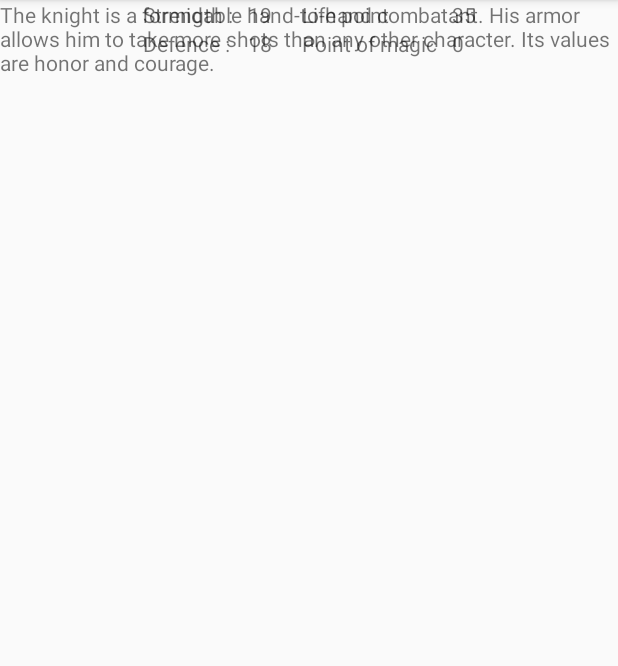
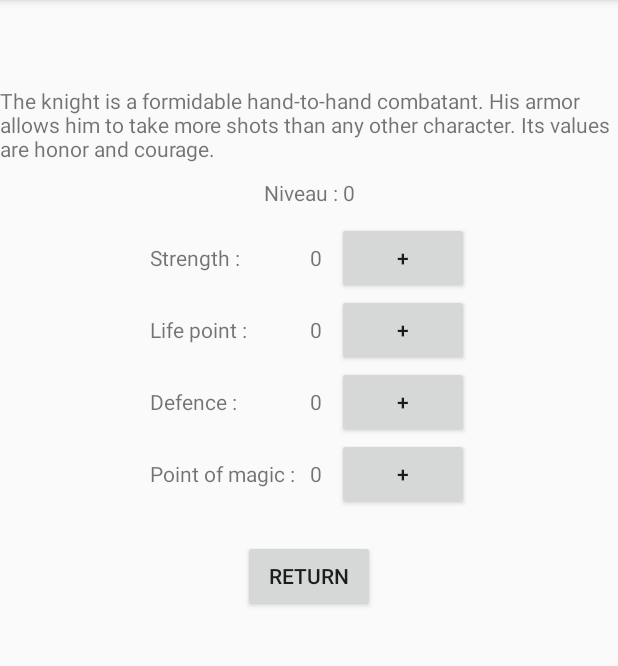
Before and after one commit to ShowMeTheWay94/AndroidProjet, an Android app: the CaracteristiquesClasse screen opened directly, with no data from a screen before it, on a phone screen of 412 x 824 dp, the part 84-750 px from its top. Run offline under Robolectric (Android 15) with nearby library versions, the phone set to English and light mode, and no system bars; 1 statement that could not run was skipped.

Commit message:
Caractéristiques du joueur et gestion des niveaux

```diff
--- a/Projet5/app/src/main/java/com/example/basti/projet5/CaracteristiquesClasse.java
+++ b/Projet5/app/src/main/java/com/example/basti/projet5/CaracteristiquesClasse.java
@@ -3,10 +3,40 @@ package com.example.basti.projet5;
 import android.content.Intent;
 import android.os.Bundle;
 import android.support.v7.app.AppCompatActivity;
+import android.view.View;
+import android.widget.Button;
 import android.widget.ImageView;
 import android.widget.TextView;
+import android.widget.Toast;
 
 public class CaracteristiquesClasse extends AppCompatActivity {
+    //Déclaration des variables
+    String classe;
+    int valeurForceBase;
+    int valeurDefenseBase;
+    int valeurPointVieBase;
+    int valeurPointMagieBase;
+    int cptPotionForce;
+    int cptPotionRouge;
+    int cptPotionBleue;
+    int valeurForce;
+    int valeurDefense;
+    int valeurPointVie;
+    int valeurPointMagie;
+    int posX;
+    int posY;
+    int nbrPerle;
+    int niveau;
+
+    //Déclaration des TextView pour les caractéristiques
+    TextView force;
+    TextView defense;
+    TextView pointVie;
+    TextView pointMagie;
+
+    //Déclaration du TextView pour les niveaux
+    TextView niveaux;
+
     @Override
     protected void onCreate(Bundle savedInstanceState) {
         super.onCreate(savedInstanceState);
@@ -14,7 +44,22 @@ public class CaracteristiquesClasse extends AppCompatActivity {
 
         //Déclaration de la classe
         Intent intent = getIntent();
-        String classe = intent.getStringExtra("classe");
+        classe = intent.getStringExtra("classe");
+        valeurForceBase = intent.getIntExtra("forceBase",0);
+        valeurDefenseBase = intent.getIntExtra("defenseBase",0);
+        valeurPointVieBase = intent.getIntExtra("pointVieBase",0);
+        valeurPointMagieBase = intent.getIntExtra("pointMagieBase",0);
+        cptPotionForce = intent.getIntExtra("potionForce",0);
+        cptPotionRouge = intent.getIntExtra("potionRouge",0);
+        cptPotionBleue = intent.getIntExtra("potionBleue",0);
+        valeurForce = intent.getIntExtra("force",0);
+        valeurDefense = intent.getIntExtra("defense",0);
+        valeurPointVie = intent.getIntExtra("pointVie",0);
+        valeurPointMagie = intent.getIntExtra("pointMagie",0);
+        posX = intent.getIntExtra("posX",0);
+        posY = intent.getIntExtra("posY",0);
+        nbrPerle = intent.getIntExtra("perle",0);
+        niveau = intent.getIntExtra("niveau",0);
 
         //Récupération du titre
         TextView titre = (TextView)findViewById(R.id.titreCaracteristiques);
@@ -22,14 +67,136 @@ public class CaracteristiquesClasse extends AppCompatActivity {
 
         //Récupération informations de la classe
         ImageView image = (ImageView)findViewById(R.id.image);
+        TextView description = (TextView)findViewById(R.id.description);
+        force = (TextView)findViewById(R.id.force);
+        defense = (TextView)findViewById(R.id.defense);
+        pointVie = (TextView)findViewById(R.id.pointVie);
+        pointMagie = (TextView)findViewById(R.id.pointMagie);
 
         switch (classe){
             case "Chevalier" : image.setImageResource(R.drawable.chevalier);
+                description.setText(R.string.descriptionChevalier);
                 break;
             case "Guerrier" : image.setImageResource(R.drawable.guerrier);
+                description.setText(R.string.descriptionGuerrier);
                 break;
             case "Magicien(ne)" : image.setImageResource(R.drawable.magicienne);
+                description.setText(R.string.descriptionMagicien);
                 break;
         }
+
+        //Affichage des caractéristiques
+        force.setText(String.valueOf(valeurForceBase));
+        defense.setText(String.valueOf(valeurDefenseBase));
+        pointVie.setText(String.valueOf(valeurPointVieBase));
+        pointMagie.setText(String.valueOf(valeurPointMagieBase));
+
+        //Récupération du bouton retour
+        Button btnRetour = (Button)findViewById(R.id.btnRetour);
+        btnRetour.setOnClickListener(retour);
+
+        //Récupération du TextView pour les niveaux
+        niveaux = (TextView)findViewById(R.id.niveau);
+        niveaux.setText("Niveau : " + String.valueOf(niveau));
+
+        //Récupération des boutons pour ajouter aux caractéristiques
+        Button ajoutForce = (Button)findViewById(R.id.ajoutForce);
+        Button ajoutPointVie = (Button)findViewById(R.id.ajoutPointVie);
+        Button ajoutDefense = (Button)findViewById(R.id.ajoutDefense);
+        Button ajoutPointMagie = (Button)findViewById(R.id.ajoutPointMagie);
+        ajoutForce.setOnClickListener(ajouterForce);
+        ajoutPointVie.setOnClickListener(ajouterPointVie);
+        ajoutDefense.setOnClickListener(ajouterDefense);
+        ajoutPointMagie.setOnClickListener(ajouterPointMagie);
     }
+
+    //Listener pour retourner dans l'écran de jeu
+    private View.OnClickListener retour = new View.OnClickListener() {
+        @Override
+        public void onClick(View v) {
+            Intent intent = new Intent(CaracteristiquesClasse.this,EcranJeu.class);
+            intent.putExtra("classe",classe);
+            intent.putExtra("forceBase",valeurForceBase);
+            intent.putExtra("defenseBase",valeurDefenseBase);
+            intent.putExtra("pointVieBase",valeurPointVieBase);
+            intent.putExtra("pointMagieBase",valeurPointMagieBase);
+            intent.putExtra("force",valeurForce);
+            intent.putExtra("defense",valeurDefense);
+            intent.putExtra("pointVie",valeurPointVie);
+            intent.putExtra("pointMagie",valeurPointMagie);
+            intent.putExtra("cptPotionForce",cptPotionForce);
+            intent.putExtra("cptPotionRouge",cptPotionRouge);
+            intent.putExtra("cptPotionBleue",cptPotionBleue);
+            intent.putExtra("posX",posX);
+            intent.putExtra("posY",posY);
+            intent.putExtra("perle",nbrPerle);
+            intent.putExtra("niveau",niveau);
+            startActivity(intent);
+            finish();
+        }
+    };
+
+    private View.OnClickListener ajouterForce = new View.OnClickListener() {
+        @Override
+        public void onClick(View v) {
+            if(niveau > 0){
+                valeurForceBase++;
+                valeurForce++;
+                niveau--;
+                force.setText(String.valueOf(valeurForceBase));
+                niveaux.setText("Niveau : " + String.valueOf(niveau));
+            }
+            else{
+                Toast.makeText(v.getContext(),R.string.manqueNiveau,Toast.LENGTH_SHORT).show();
+            }
+        }
+    };
+
+    private View.OnClickListener ajouterPointVie = new View.OnClickListener() {
+        @Override
+        public void onClick(View v) {
+            if(niveau > 0){
+                valeurPointVieBase++;
+                valeurPointVie++;
+                niveau--;
+                pointVie.setText(String.valueOf(valeurPointVieBase));
+                niveaux.setText("Niveau : " + String.valueOf(niveau));
+            }
+            else{
+                Toast.makeText(v.getContext(),R.string.manqueNiveau,Toast.LENGTH_SHORT).show();
+            }
+        }
+    };
+
+    private View.OnClickListener ajouterDefense = new View.OnClickListener() {
+        @Override
+        public void onClick(View v) {
+            if(niveau > 0){
+                valeurDefenseBase++;
+                valeurDefense++;
+                niveau--;
+                defense.setText(String.valueOf(valeurDefenseBase));
+                niveaux.setText("Niveau : " + String.valueOf(niveau));
+            }
+            else{
+                Toast.makeText(v.getContext(),R.string.manqueNiveau,Toast.LENGTH_SHORT).show();
+            }
+        }
+    };
+
+    private View.OnClickListener ajouterPointMagie = new View.OnClickListener() {
+        @Override
+        public void onClick(View v) {
+            if(niveau > 0){
+                valeurPointMagieBase++;
+                valeurPointMagie++;
+                niveau--;
+                pointMagie.setText(String.valueOf(valeurPointMagieBase));
+                niveaux.setText("Niveau : " + String.valueOf(niveau));
+            }
+            else{
+                Toast.makeText(v.getContext(),R.string.manqueNiveau,Toast.LENGTH_SHORT).show();
+            }
+        }
+    };
 }
--- a/Projet5/app/src/main/res/layout-land/caracteristiques_classe.xml
+++ b/Projet5/app/src/main/res/layout-land/caracteristiques_classe.xml
@@ -1,7 +1,92 @@
 <?xml version="1.0" encoding="utf-8"?>
-<LinearLayout xmlns:android="http://schemas.android.com/apk/res/android"
+<ScrollView xmlns:android="http://schemas.android.com/apk/res/android"
+    xmlns:app="http://schemas.android.com/apk/res-auto"
+    xmlns:tools="http://schemas.android.com/tools"
     android:orientation="vertical"
     android:layout_width="match_parent"
     android:layout_height="match_parent">
 
-</LinearLayout>
+        <android.support.constraint.ConstraintLayout
+            android:layout_width="match_parent"
+            android:layout_height="match_parent">
+
+            <TextView
+                android:id="@+id/titreCaracteristiques"
+                android:layout_width="wrap_content"
+                android:layout_height="wrap_content"
+                android:textSize="20sp"
+                android:layout_marginTop="10dp"
+                app:layout_constraintRight_toRightOf="parent"
+                app:layout_constraintLeft_toLeftOf="parent"/>
+
+            <ImageView
+                android:id="@+id/image"
+                android:layout_width="wrap_content"
+                android:layout_height="wrap_content"
+                android:layout_marginTop="20dp"
+                app:layout_constraintTop_toBottomOf="@id/titreCaracteristiques"
+                app:layout_constraintRight_toRightOf="parent"
+                app:layout_constraintLeft_toLeftOf="parent"
+                tools:ignore="contentDescription"/>
+
+            <TextView
+                android:id="@+id/description"
+                android:layout_width="0dp"
+                android:layout_height="wrap_content"
+                android:text="@string/descriptionChevalier"
+                android:layout_marginTop="10dp"
+                app:layout_constraintTop_toBottomOf="@+id/image"
+                app:layout_constraintRight_toRightOf="parent"
+                app:layout_constraintLeft_toLeftOf="parent" />
+
+            <TextView
+                android:id="@+id/niveau"
+                android:layout_width="wrap_content"
+                android:layout_height="wrap_content"
+                android:layout_marginTop="10dp"
+                app:layout_constraintTop_toBottomOf="@id/description"
+                app:layout_constraintRight_toRightOf="parent"
+                app:layout_constraintLeft_toLeftOf="parent"/>
+
+            <TableLayout
+                android:id="@+id/caracteristique"
+                android:layout_width="wrap_content"
+                android:layout_height="wrap_content"
+                android:layout_marginTop="10dp"
+                app:layout_constraintTop_toBottomOf="@+id/niveau"
+                app:layout_constraintRight_toRightOf="parent"
+                app:layout_constraintLeft_toLeftOf="parent">
+
+                <TableRow>
+                    <TextView android:layout_width="wrap_content" android:layout_height="wrap_content" android:text="@string/force" android:layout_column="1" />
+                    <TextView android:id="@+id/force" android:layout_width="wrap_content" android:layout_height="wrap_content" android:text="@string/forceChevalier" android:layout_marginLeft="10dp" android:layout_column="2" />
+                    <Button android:id="@+id/ajoutForce" android:layout_width="wrap_content" android:layout_height="wrap_content" android:text="@string/ajouter" android:layout_marginLeft="10dp" android:layout_column="3"/>
+                </TableRow>
+                <TableRow>
+                    <TextView android:layout_width="wrap_content" android:layout_height="wrap_content" android:text="@string/vie" android:layout_column="1" />
+                    <TextView android:id="@+id/pointVie" android:layout_width="wrap_content" android:layout_height="wrap_content" android:text="@string/vieChevalier" android:layout_marginLeft="10dp" android:layout_column="2" />
+                    <Button android:id="@+id/ajoutPointVie" android:layout_width="wrap_content" android:layout_height="wrap_content" android:text="@string/ajouter" android:layout_marginLeft="10dp" android:layout_column="3"/>
+                </TableRow>
+                <TableRow>
+                    <TextView android:layout_width="wrap_content" android:layout_height="wrap_content" android:text="@string/defense" android:layout_column="1" />
+                    <TextView android:id="@+id/defense" android:layout_width="wrap_content" android:layout_height="wrap_content" android:text="@string/defenseChevalier" android:layout_marginLeft="10dp" android:layout_column="2" />
+                    <Button android:id="@+id/ajoutDefense" android:layout_width="wrap_content" android:layout_height="wrap_content" android:text="@string/ajouter" android:layout_marginLeft="10dp" android:layout_column="3"/>
+                </TableRow>
+                <TableRow>
+                    <TextView android:layout_width="wrap_content" android:layout_height="wrap_content" android:text="@string/magie" android:layout_column="1" />
+                    <TextView android:id="@+id/pointMagie" android:layout_width="wrap_content" android:layout_height="wrap_content" android:text="@string/magieChevalier" android:layout_marginLeft="10dp" android:layout_column="2" />
+                    <Button android:id="@+id/ajoutPointMagie" android:layout_width="wrap_content" android:layout_height="wrap_content" android:text="@string/ajouter" android:layout_marginLeft="10dp" android:layout_column="3"/>
+                </TableRow>
+            </TableLayout>
+
+            <Button
+                android:id="@+id/btnRetour"
+                android:layout_width="wrap_content"
+                android:layout_height="wrap_content"
+                android:text="@string/retour"
+                android:layout_marginTop="20dp"
+                app:layout_constraintLeft_toLeftOf="parent"
+                app:layout_constraintRight_toRightOf="parent"
+                app:layout_constraintTop_toBottomOf="@+id/caracteristique" />
+    </android.support.constraint.ConstraintLayout>
+</ScrollView>
--- a/Projet5/app/src/main/res/layout/caracteristiques_classe.xml
+++ b/Projet5/app/src/main/res/layout/caracteristiques_classe.xml
@@ -1,61 +1,91 @@
 <?xml version="1.0" encoding="utf-8"?>
-<android.support.constraint.ConstraintLayout xmlns:android="http://schemas.android.com/apk/res/android"
+<ScrollView xmlns:android="http://schemas.android.com/apk/res/android"
     xmlns:app="http://schemas.android.com/apk/res-auto"
     xmlns:tools="http://schemas.android.com/tools"
     android:orientation="vertical"
     android:layout_width="match_parent"
     android:layout_height="match_parent">
 
+    <android.support.constraint.ConstraintLayout
+        android:layout_width="match_parent"
+        android:layout_height="match_parent">
+
     <TextView
         android:id="@+id/titreCaracteristiques"
         android:layout_width="wrap_content"
         android:layout_height="wrap_content"
         android:textSize="20sp"
-        android:layout_marginTop="10dp"
         app:layout_constraintRight_toRightOf="parent"
-        app:layout_constraintLeft_toLeftOf="parent"/>
+        app:layout_constraintLeft_toLeftOf="parent" />
 
     <ImageView
         android:id="@+id/image"
         android:layout_width="wrap_content"
         android:layout_height="wrap_content"
         android:layout_marginTop="20dp"
-        app:layout_constraintTop_toBottomOf="@id/titreCaracteristiques"
+        app:layout_constraintTop_toBottomOf="@+id/titreCaracteristiques"
         app:layout_constraintRight_toRightOf="parent"
         app:layout_constraintLeft_toLeftOf="parent"
         tools:ignore="contentDescription"/>
 
     <TextView
         android:id="@+id/description"
-        android:layout_width="0dp"
+        android:layout_width="wrap_content"
         android:layout_height="wrap_content"
         android:text="@string/descriptionChevalier"
         android:layout_marginTop="10dp"
-        app:layout_constraintTop_toBottomOf="@+id/imageChevalier"
+        app:layout_constraintTop_toBottomOf="@+id/image"
         app:layout_constraintRight_toRightOf="parent"
         app:layout_constraintLeft_toLeftOf="parent" />
+
+    <TextView
+        android:id="@+id/niveau"
+        android:layout_width="wrap_content"
+        android:layout_height="wrap_content"
+        android:layout_marginTop="10dp"
+        app:layout_constraintTop_toBottomOf="@id/description"
+        app:layout_constraintRight_toRightOf="parent"
+        app:layout_constraintLeft_toLeftOf="parent"/>
 
     <TableLayout
         android:id="@+id/caracteristique"
         android:layout_width="wrap_content"
         android:layout_height="wrap_content"
         android:layout_marginTop="10dp"
-        app:layout_constraintTop_toBottomOf="@+id/descriptionChevalier"
+        app:layout_constraintTop_toBottomOf="@+id/niveau"
         app:layout_constraintRight_toRightOf="parent"
         app:layout_constraintLeft_toLeftOf="parent">
 
         <TableRow>
             <TextView android:layout_width="wrap_content" android:layout_height="wrap_content" android:text="@string/force" android:layout_column="1" />
-            <TextView android:id="@+id/forceChevalier" android:layout_width="wrap_content" android:layout_height="wrap_content" android:text="@string/forceChevalier" android:layout_marginLeft="10dp" android:layout_column="2" />
-            <TextView android:layout_width="wrap_content" android:layout_height="wrap_content" android:text="@string/vie" android:layout_marginLeft="20dp" android:layout_column="3" />
-            <TextView android:id="@+id/pointVieChevalier" android:layout_width="wrap_content" android:layout_height="wrap_content" android:text="@string/vieChevalier" android:layout_marginLeft="10dp" android:layout_column="4" />
+            <TextView android:id="@+id/force" android:layout_width="wrap_content" android:layout_height="wrap_content" android:text="@string/forceChevalier" android:layout_marginLeft="10dp" android:layout_column="2" />
+            <Button android:id="@+id/ajoutForce" android:layout_width="wrap_content" android:layout_height="wrap_content" android:text="@string/ajouter" android:layout_marginLeft="10dp" android:layout_column="3"/>
+        </TableRow>
+        <TableRow>
+            <TextView android:layout_width="wrap_content" android:layout_height="wrap_content" android:text="@string/vie" android:layout_column="1" />
+            <TextView android:id="@+id/pointVie" android:layout_width="wrap_content" android:layout_height="wrap_content" android:text="@string/vieChevalier" android:layout_marginLeft="10dp" android:layout_column="2" />
+            <Button android:id="@+id/ajoutPointVie" android:layout_width="wrap_content" android:layout_height="wrap_content" android:text="@string/ajouter" android:layout_marginLeft="10dp" android:layout_column="3"/>
         </TableRow>
         <TableRow>
             <TextView android:layout_width="wrap_content" android:layout_height="wrap_content" android:text="@string/defense" android:layout_column="1" />
-            <TextView android:id="@+id/defenseChevalier" android:layout_width="wrap_content" android:layout_height="wrap_content" android:text="@string/defenseChevalier" android:layout_marginLeft="10dp" android:layout_column="2" />
-            <TextView android:layout_width="wrap_content" android:layout_height="wrap_content" android:text="@string/magie" android:layout_marginLeft="20dp" android:layout_column="3" />
-            <TextView android:id="@+id/pointMagieChevalier" android:layout_width="wrap_content" android:layout_height="wrap_content" android:text="@string/magieChevalier" android:layout_marginLeft="10dp" android:layout_column="4" />
+            <TextView android:id="@+id/defense" android:layout_width="wrap_content" android:layout_height="wrap_content" android:text="@string/defenseChevalier" android:layout_marginLeft="10dp" android:layout_column="2" />
+            <Button android:id="@+id/ajoutDefense" android:layout_width="wrap_content" android:layout_height="wrap_content" android:text="@string/ajouter" android:layout_marginLeft="10dp" android:layout_column="3"/>
         </TableRow>
+        <TableRow>
+            <TextView android:layout_width="wrap_content" android:layout_height="wrap_content" android:text="@string/magie" android:layout_column="1" />
+            <TextView android:id="@+id/pointMagie" android:layout_width="wrap_content" android:layout_height="wrap_content" android:text="@string/magieChevalier" android:layout_marginLeft="10dp" android:layout_column="2" />
+            <Button android:id="@+id/ajoutPointMagie" android:layout_width="wrap_content" android:layout_height="wrap_content" android:text="@string/ajouter" android:layout_marginLeft="10dp" android:layout_column="3"/>
+        </TableRow>
+    </TableLayout>
 
-    </TableLayout>
-</android.support.constraint.ConstraintLayout>
+    <Button
+        android:id="@+id/btnRetour"
+        android:layout_width="wrap_content"
+        android:layout_height="wrap_content"
+        android:text="@string/retour"
+        android:layout_marginTop="20dp"
+        app:layout_constraintLeft_toLeftOf="parent"
+        app:layout_constraintRight_toRightOf="parent"
+        app:layout_constraintTop_toBottomOf="@+id/caracteristique" />
+    </android.support.constraint.ConstraintLayout>
+</ScrollView>
--- a/Projet5/app/src/main/res/values/strings.xml
+++ b/Projet5/app/src/main/res/values/strings.xml
@@ -29,8 +29,8 @@
     <string name="defenseMagicien">10</string>
     <string name="magieMagicien">20</string>
 
-    <string name="vie">Life point</string>
-    <string name="magie">Point of magic</string>
+    <string name="vie">Life point : </string>
+    <string name="magie">Point of magic : </string>
 
     <string name="confirmer">confirm selection</string>
 
@@ -44,9 +44,15 @@
     <string name="pv">PV : </string>
     <string name="pm">PM : </string>
 
-    <!-- Message pour les boutons de potion -->
+    <!--Bouton potion-->
     <string name="potion">Potion</string>
-    <string name="potionForce">Potion(s) of strength (remain </string>
+
+    <!--Page des caractéristiques-->
+    <!--Bouton retour-->
+    <string name="retour">Return</string>
+
+    <!--Bouton pour ajouter aux caractéristiques-->
+    <string name="ajouter">+</string>
 
     <!-- Message d'erreur -->
     <string name="selectionClasse">"Please select a class"</string>
@@ -57,4 +63,5 @@
     <string name="deplacementDroite">Impossible to move right</string>
     <string name="deplacementGauche">Impossible to move left</string>
     <string name="deplacementBas">Impossible to move down</string>
+    <string name="manqueNiveau">No more points to award</string>
 </resources>
```
Also changed, not shown: Projet5/app/src/main/java/com/example/basti/projet5/ChoixPersonnage.java (+12 -0 lines), Projet5/app/src/main/java/com/example/basti/projet5/EcranJeu.java (+112 -41 lines), Projet5/app/src/main/res/drawable/perle.png (added), 2 other files.
